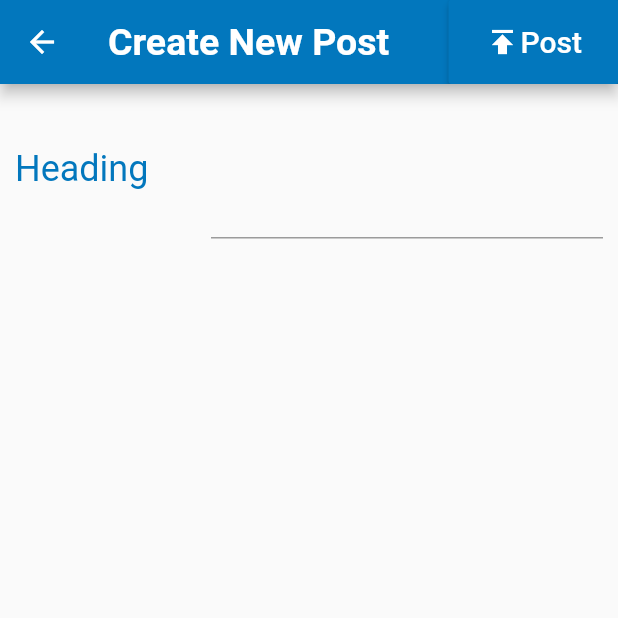
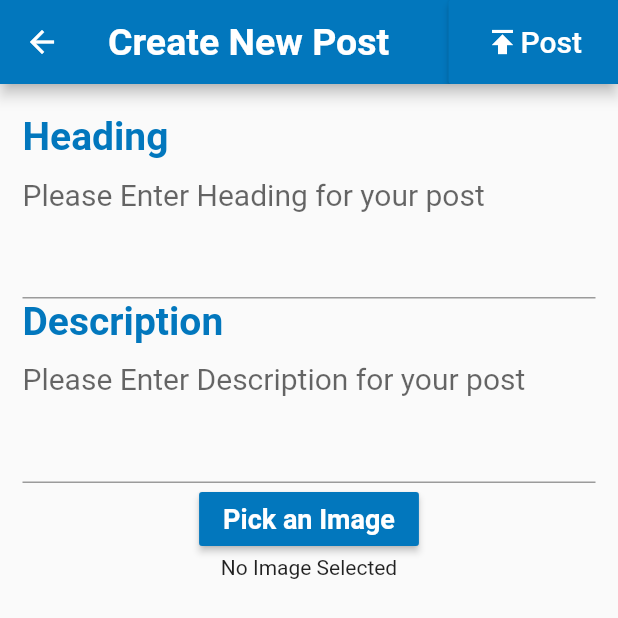
Before and after one commit to nilayostwal999/fake_to_nahin, a Flutter app: the CreatePostScreen screen opened by its route, on a phone screen of 412 x 824 dp. Shown: the top 618 px of the screen. Run offline on Flutter 3.47's test engine with Material 2 defaults, Android fonts, the phone set to English and light mode, and no system bars; our stand-ins replace cloud_firestore, image_picker; accounts and stored records are empty; Roboto replaces fonts that are missing (Hind).

Commit message:
create post layout and imagepicker functionality fully working

```diff
--- a/lib/screens/CreatePostScreen.dart
+++ b/lib/screens/CreatePostScreen.dart
@@ -1,5 +1,6 @@
 import 'package:flutter/material.dart';
 import 'package:image_picker/image_picker.dart';
+import 'dart:io';
 
 class CreatePostScreen extends StatefulWidget {
   @override
@@ -7,6 +8,16 @@ class CreatePostScreen extends StatefulWidget {
 }
 
 class _CreatePostScreenState extends State<CreatePostScreen> {
+  File _image;
+  final picker = ImagePicker();
+
+  Future getImage() async {
+    final pickedFile = await picker.getImage(source: ImageSource.gallery);
+
+    setState(() {
+      _image = File(pickedFile.path);
+    });
+  }
   @override
   Widget build(BuildContext context) {
     return Scaffold(
@@ -32,14 +43,19 @@ class _CreatePostScreenState extends State<CreatePostScreen> {
       ),
       body: Container(
         padding: EdgeInsets.all(10),
-        child: Column(
+        child: ListView(
+          padding: EdgeInsets.fromLTRB(5, 10, 5, 0),
           children:[
-            Row(children: [
-              Expanded(child: Text('Heading',style:TextStyle(color: Colors.lightBlue[800],fontSize:24)),flex: 2),
-              Expanded(flex:4,child: TextField(keyboardType: TextInputType.multiline,maxLines: 3,style: TextStyle(fontSize:20),))
+            Text('Heading',style:TextStyle(fontWeight: FontWeight.bold,fontSize: 26,color: Colors.lightBlue[800])),
+            TextField(maxLines:3,keyboardType: TextInputType.multiline,style: TextStyle(fontSize: 20,color:Colors.black),decoration: InputDecoration(hintText:'Please Enter Heading for your post'),),
+            Text('Description',style:TextStyle(fontWeight: FontWeight.bold,fontSize: 26,color: Colors.lightBlue[800])),
+            TextField(keyboardType: TextInputType.multiline,maxLines:3,style: TextStyle(fontSize: 20,color:Colors.black),decoration: InputDecoration(hintText:'Please Enter Description for your post'),),
+            Row(mainAxisAlignment: MainAxisAlignment.center,children:[
+              Column(children:[
+                RaisedButton(color: Colors.lightBlue[800],onPressed:(){getImage();},child: Text('Pick an Image',style:TextStyle(fontSize: 18,color:Colors.white,fontWeight:FontWeight.bold)),),
+                _image == null ? Text('No Image Selected') : Image.file(_image,width: 350,height: 350,fit: BoxFit.contain,)
+              ])
             ]),
-            Row(children:[
-            ])
           ]
         ),
       )
--- a/lib/screens/HomeScreen.dart
+++ b/lib/screens/HomeScreen.dart
@@ -97,7 +97,7 @@ class _HomeScreenState extends State<HomeScreen> {
                       FractionallySizedBox(
                           widthFactor: 0.95,
                           child: Image.network(
-                            document['imagePath'],
+                            document['imagePath'],fit: BoxFit.fitWidth,
                           )),
                       Text("Description\n",
                           style: TextStyle(
--- a/lib/screens/PostScreen.dart
+++ b/lib/screens/PostScreen.dart
@@ -1,4 +1,3 @@
-import 'package:fake_to_nahin/models/CommentCardModel.dart';
 import 'package:flutter/material.dart';
 
 class PostScreen extends StatefulWidget {
```
Also changed, not shown: lib/models/CommentCardModel.dart (deleted, +0 -56 lines), pubspec.lock.
